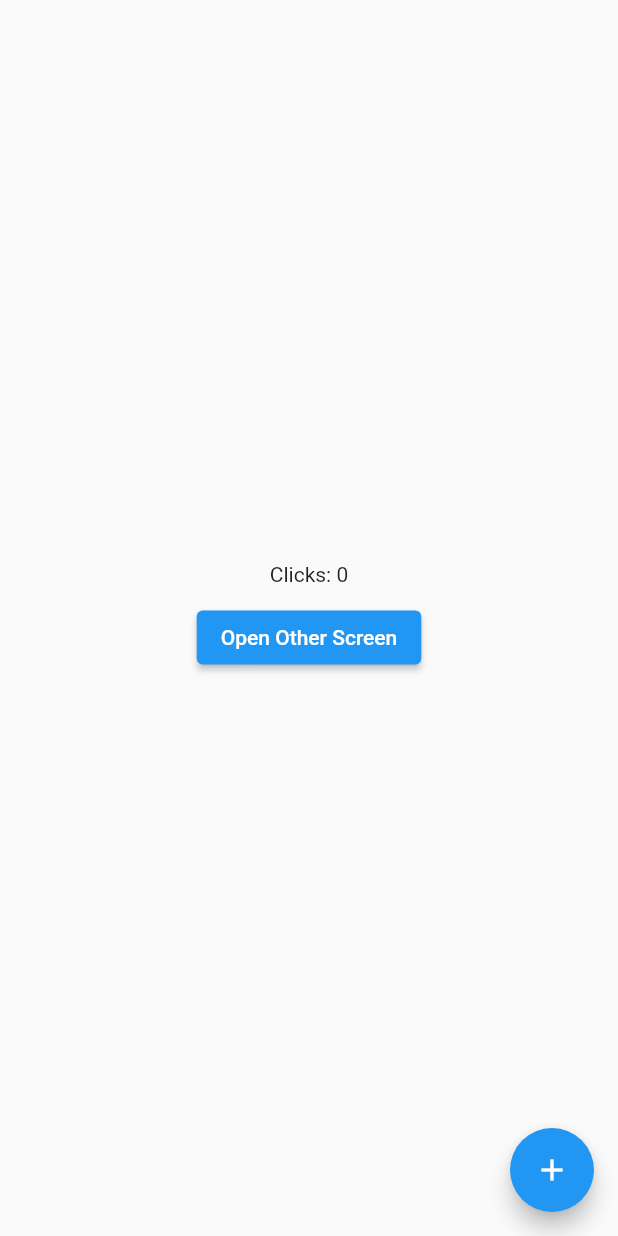
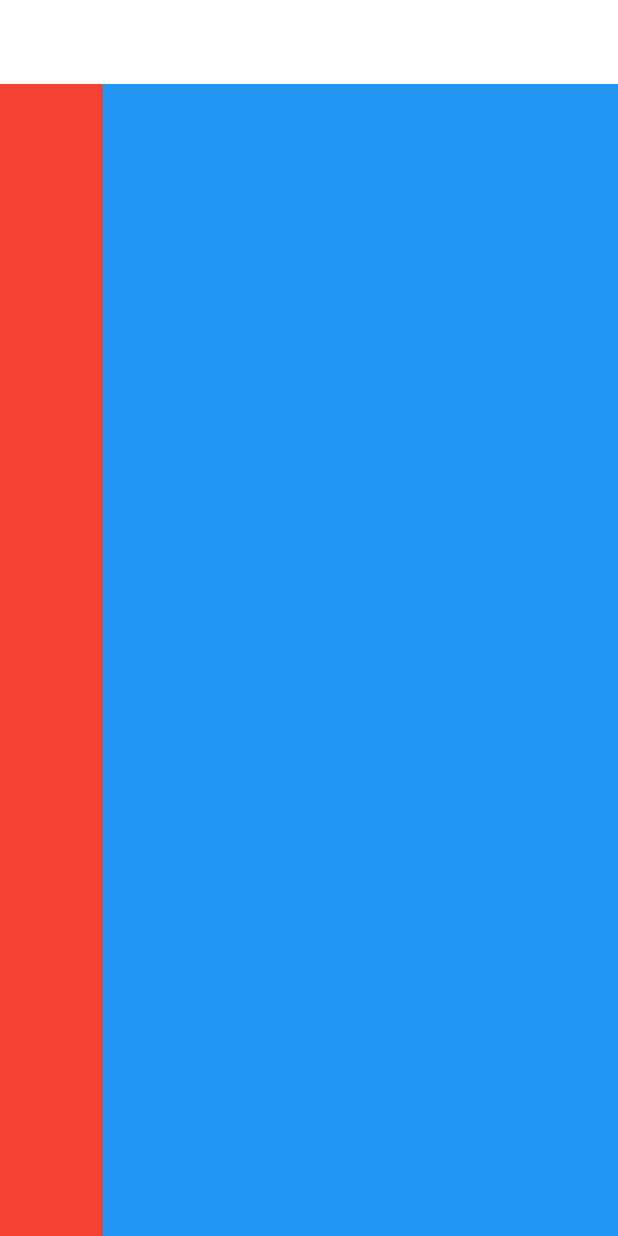
Before and after one commit to stake-lane-app/stake-lane-web-app, a Flutter app: the screen it shows after launch, on a phone screen of 412 x 824 dp. Run offline on Flutter 3.47's test engine with Material 2 defaults, Android fonts, the phone set to English and light mode, and no system bars; our stand-ins replace get, google_fonts.

Commit message:
feat(learning): how to create the base layout =)

```diff
--- /dev/null
+++ b/lib/layout.dart
@@ -0,0 +1,31 @@
+import 'package:flutter/material.dart';
+
+class SiteLayout extends StatelessWidget {
+  const SiteLayout({super.key});
+
+  @override
+  Widget build(BuildContext context) {
+    return Scaffold(
+
+      appBar: AppBar(
+        elevation: 0,
+        backgroundColor: Colors.white,
+      ),
+      body: Row(
+        children: [
+          Expanded(
+            child: Container(
+              color: Colors.red,
+            )
+          ),
+          Expanded(
+            flex: 5,
+            child: Container(
+              color: Colors.blue,
+            )
+          ),
+        ],
+      ),
+    );
+  }
+}
--- a/lib/main.dart
+++ b/lib/main.dart
@@ -1,20 +1,34 @@
-import 'package:english_words/english_words.dart';
 import 'package:flutter/material.dart';
-import 'package:get/get.dart';
-import 'package:stake_lane_web_app/screens/home.dart';
+import 'package:get/get_navigation/src/root/get_material_app.dart';
+import 'package:google_fonts/google_fonts.dart';
+import 'package:stake_lane_web_app/layout.dart';
 
 void main() {
-  runApp(const MyApp());
+  runApp(const StakeLaneApp());
 }
 
-class MyApp extends StatelessWidget {
-  const MyApp({Key? key}) : super(key: key);
+class StakeLaneApp extends StatelessWidget {
+  const StakeLaneApp({super.key});
 
   @override
   Widget build(BuildContext context) {
     return GetMaterialApp(
-      title: 'Some YT course',
-      home: HomeScreen(),
+      debugShowCheckedModeBanner: false,
+      title: "App",
+      theme: ThemeData(
+        scaffoldBackgroundColor: Colors.white,
+        textTheme: GoogleFonts.mulishTextTheme(
+          Theme.of(context).textTheme
+        ).apply(
+          bodyColor: Colors.black
+        ),
+        pageTransitionsTheme: const PageTransitionsTheme(builders: {
+          TargetPlatform.iOS: FadeUpwardsPageTransitionsBuilder(),
+          TargetPlatform.android: FadeUpwardsPageTransitionsBuilder()
+        }),
+        primaryColor: Colors.green
+      ),
+      home: const SiteLayout(),
     );
   }
 }
--- a/pubspec.yaml
+++ b/pubspec.yaml
@@ -34,8 +34,10 @@ dependencies:
   # The following adds the Cupertino Icons font to your application.
   # Use with the CupertinoIcons class for iOS style icons.
   cupertino_icons: ^1.0.2
-  english_words: ^4.0.0
   get: ^4.6.5
+  google_fonts: ^3.0.1
+  charts_flutter: ^0.12.0
+  data_table_2: ^2.0.3
 
 dev_dependencies:
   flutter_test:
```
Also changed, not shown: pubspec.lock, 2 other files.
